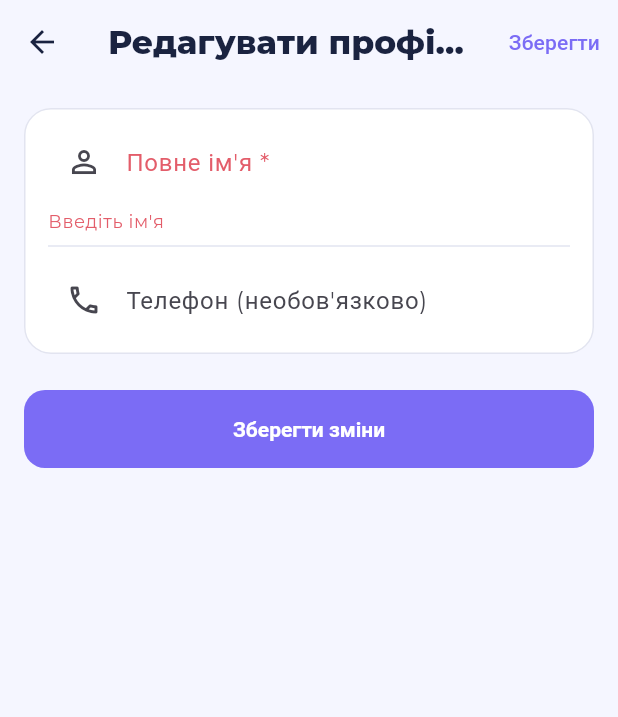
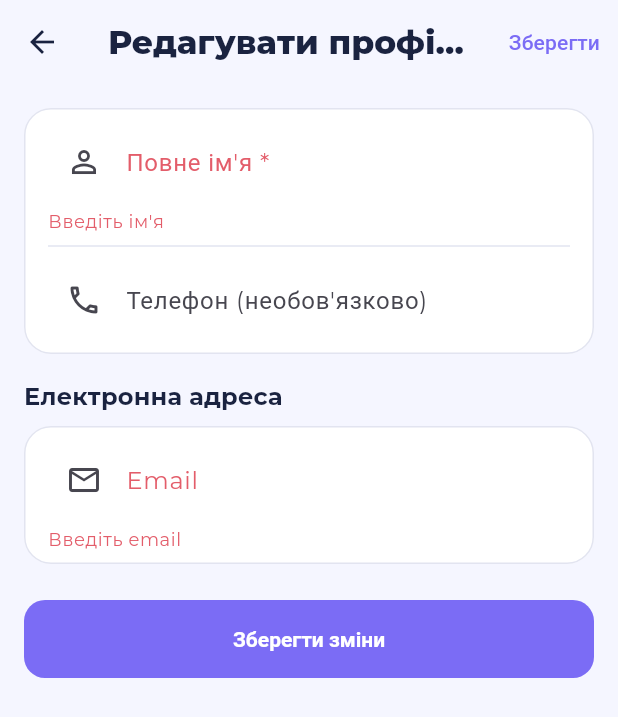
Before and after one commit to slikrapstelimrec123/Veterinary-apps, a Flutter app: the EditProfileScreen screen opened directly, after a tap on "Зберегти зміни", on a phone screen of 412 x 824 dp. Shown: the top 717 px of the screen. Run offline on Flutter 3.47's test engine with Material 3 defaults, Android fonts, the phone set to English and light mode, and no system bars; our stand-ins replace google_fonts, image_picker, qr_flutter, supabase_flutter; accounts and stored records are empty.

Commit message:
Add email change with confirmation to edit profile screen
- Email field pre-filled with current address
- Inline hint shown when email is changed
- On save calls Supabase auth.updateUser() to trigger confirmation email
- Snackbar informs user to check inbox

Co-Authored-By: Claude Sonnet 4.6 <noreply@anthropic.com>
Claude-Session: https://claude.ai/code/session_012tKS7CYnWNkdNpm53D5tRE

```diff
--- a/apps/mobile/lib/features/settings/screens/edit_profile_screen.dart
+++ b/apps/mobile/lib/features/settings/screens/edit_profile_screen.dart
@@ -15,8 +15,10 @@ class _EditProfileScreenState extends State<EditProfileScreen> {
   final _formKey = GlobalKey<FormState>();
   late final TextEditingController _nameController = TextEditingController();
   late final TextEditingController _phoneController = TextEditingController();
+  late final TextEditingController _emailController = TextEditingController();
   bool _saving = false;
   bool _initialized = false;
+  String _currentEmail = '';
 
   @override
   void didChangeDependencies() {
@@ -26,6 +28,8 @@ class _EditProfileScreenState extends State<EditProfileScreen> {
       final user = AuthScope.of(context).currentUser;
       _nameController.text = user?.fullName ?? '';
       _phoneController.text = user?.phone ?? '';
+      _currentEmail = Supabase.instance.client.auth.currentUser?.email ?? '';
+      _emailController.text = _currentEmail;
     }
   }
 
@@ -33,6 +37,7 @@ class _EditProfileScreenState extends State<EditProfileScreen> {
   void dispose() {
     _nameController.dispose();
     _phoneController.dispose();
+    _emailController.dispose();
     super.dispose();
   }
 
@@ -56,6 +61,9 @@ class _EditProfileScreenState extends State<EditProfileScreen> {
     setState(() => _saving = true);
 
     try {
+      final newEmail = _emailController.text.trim();
+      final emailChanged = newEmail.isNotEmpty && newEmail != _currentEmail;
+
       if (!SupabaseConfig.useMockData) {
         final uid = Supabase.instance.client.auth.currentUser?.id;
         if (uid != null) {
@@ -64,18 +72,33 @@ class _EditProfileScreenState extends State<EditProfileScreen> {
             'phone': _phoneController.text.trim().isEmpty ? null : _phoneController.text.trim(),
           }).eq('id', uid);
         }
+
+        if (emailChanged) {
+          await Supabase.instance.client.auth.updateUser(
+            UserAttributes(email: newEmail),
+          );
+        }
       }
 
       if (mounted) {
-        ScaffoldMessenger.of(context).showSnackBar(
-          const SnackBar(content: Text('Профіль оновлено.')),
-        );
+        if (emailChanged) {
+          ScaffoldMessenger.of(context).showSnackBar(
+            const SnackBar(
+              content: Text('Профіль оновлено. На нову адресу надіслано лист для підтвердження.'),
+              duration: Duration(seconds: 6),
+            ),
+          );
+        } else {
+          ScaffoldMessenger.of(context).showSnackBar(
+            const SnackBar(content: Text('Профіль оновлено.')),
+          );
+        }
         Navigator.of(context).pop(true);
       }
-    } catch (_) {
+    } catch (e) {
       if (mounted) {
         ScaffoldMessenger.of(context).showSnackBar(
-          const SnackBar(content: Text('Не вдалося зберегти. Спробуйте ще раз.')),
+          SnackBar(content: Text('Помилка: $e'), duration: const Duration(seconds: 8)),
         );
       }
     } finally {
@@ -130,6 +153,47 @@ class _EditProfileScreenState extends State<EditProfileScreen> {
                 ),
               ),
             ),
+            const SizedBox(height: 16),
+            Text('Електронна адреса', style: Theme.of(context).textTheme.titleMedium),
+            const SizedBox(height: 8),
+            Card(
+              child: Padding(
+                padding: const EdgeInsets.symmetric(horizontal: 16, vertical: 8),
+                child: TextFormField(
+                  controller: _emailController,
+                  decoration: const InputDecoration(
+                    labelText: 'Email',
+                    border: InputBorder.none,
+                    prefixIcon: Icon(Icons.email_outlined),
+                  ),
+                  keyboardType: TextInputType.emailAddress,
+                  autocorrect: false,
+                  onChanged: (_) => setState(() {}),
+                  validator: (v) {
+                    if (v == null || v.trim().isEmpty) return 'Введіть email';
+                    final emailRegex = RegExp(r'^[^@\s]+@[^@\s]+\.[^@\s]+$');
+                    if (!emailRegex.hasMatch(v.trim())) return 'Некоректний email';
+                    return null;
+                  },
+                ),
+              ),
+            ),
+            if (_emailController.text.trim() != _currentEmail && _emailController.text.isNotEmpty)
+              Padding(
+                padding: const EdgeInsets.only(top: 6, left: 4),
+                child: Row(
+                  children: [
+                    const Icon(Icons.info_outline, size: 14, color: Colors.orange),
+                    const SizedBox(width: 6),
+                    Expanded(
+                      child: Text(
+                        'Після збереження на нову адресу буде надіслано лист для підтвердження.',
+                        style: TextStyle(fontSize: 12, color: Colors.orange.shade700),
+                      ),
+                    ),
+                  ],
+                ),
+              ),
             const SizedBox(height: 24),
             FilledButton(
               onPressed: _saving ? null : _save,
```
